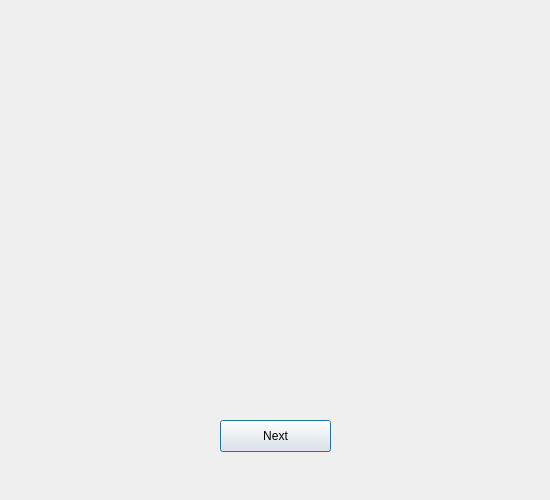
Old version of the form Breakout/wien.ui in the repository Asser-Tarek/Game_not_lab.
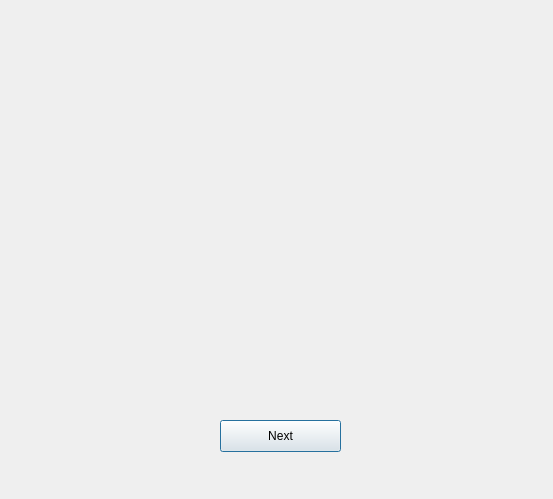
New version of the form.

What changed in the file:
```diff
--- a/Breakout/wien.ui
+++ b/Breakout/wien.ui
@@ -6,8 +6,8 @@
    <rect>
     <x>0</x>
     <y>0</y>
-    <width>550</width>
-    <height>500</height>
+    <width>553</width>
+    <height>499</height>
    </rect>
   </property>
   <property name="windowTitle">
@@ -18,7 +18,7 @@
     <rect>
      <x>220</x>
      <y>420</y>
-     <width>111</width>
+     <width>121</width>
      <height>32</height>
     </rect>
    </property>
```
Left out of the diff: 13 changed lines with no effect on the pictures.
